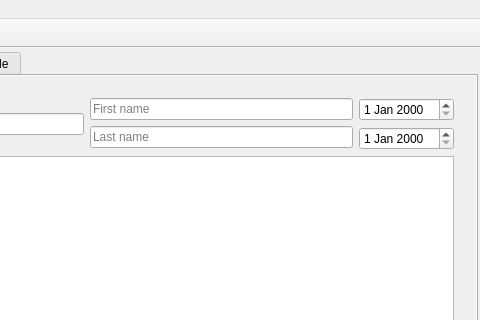
Old version of the form Projet/MainWindow.ui in the repository RakSrinaNa/DI4---QT; both pictures show x 206 to 686 and y 0 to 320 of the 686 by 544 pixel window.
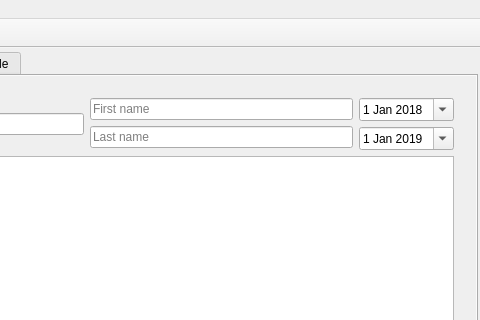
New version of the form. Icons and pictures are not drawn.

Patch:
```diff
--- a/Projet/MainWindow.ui
+++ b/Projet/MainWindow.ui
@@ -133,10 +133,41 @@
              <item>
               <layout class="QVBoxLayout" name="verticalLayout_8">
                <item>
-                <widget class="QDateEdit" name="startDate"/>
+                <widget class="QDateEdit" name="startDate">
+                 <property name="dateTime">
+                  <datetime>
+                   <hour>0</hour>
+                   <minute>0</minute>
+                   <second>0</second>
+                   <year>2018</year>
+                   <month>1</month>
+                   <day>1</day>
+                  </datetime>
+                 </property>
+                 <property name="calendarPopup">
+                  <bool>true</bool>
+                 </property>
+                </widget>
                </item>
                <item>
-                <widget class="QDateEdit" name="endDate"/>
+                <widget class="QDateEdit" name="endDate">
+                 <property name="showGroupSeparator" stdset="0">
+                  <bool>false</bool>
+                 </property>
+                 <property name="dateTime">
+                  <datetime>
+                   <hour>0</hour>
+                   <minute>0</minute>
+                   <second>0</second>
+                   <year>2019</year>
+                   <month>1</month>
+                   <day>1</day>
+                  </datetime>
+                 </property>
+                 <property name="calendarPopup">
+                  <bool>true</bool>
+                 </property>
+                </widget>
                </item>
               </layout>
              </item>
```
